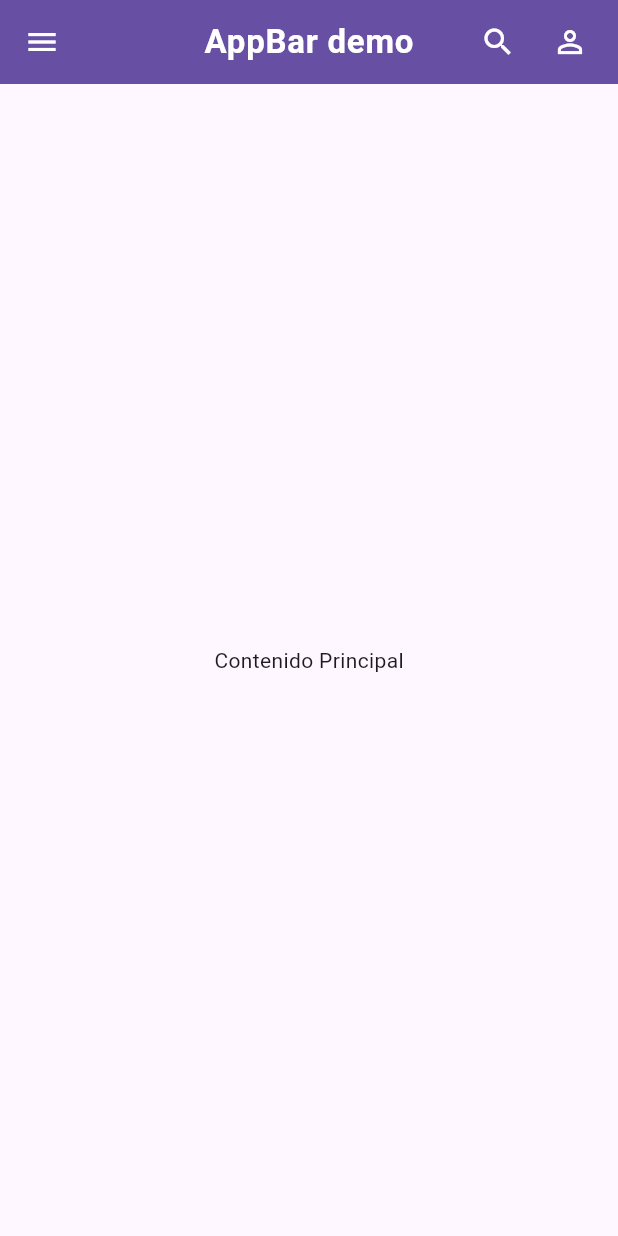
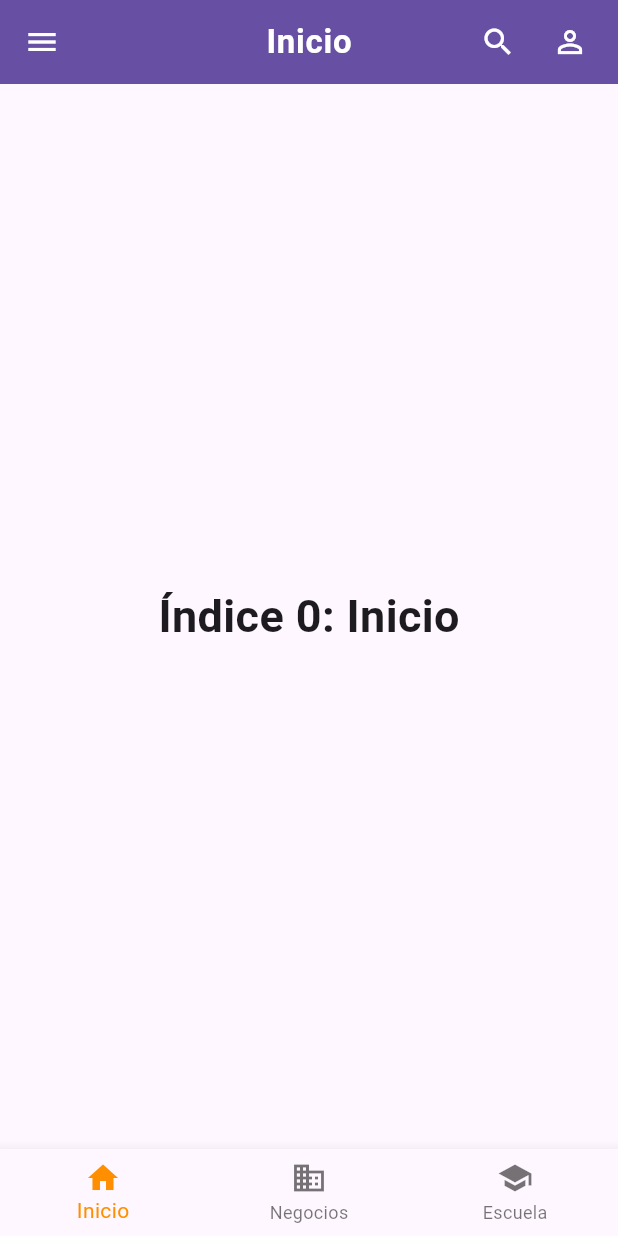
Before and after one commit to KingSadid/MM_Wireframe, a Flutter app: the screen it shows after launch, on a phone screen of 412 x 824 dp. Run offline on Flutter 3.47's test engine with Material 3 defaults, Android fonts, the light colour scheme and no system bars.

Commit message:
Refactor MainScreen to use StatefulWidget and implement bottom navigation

```diff
--- a/lib/main.dart
+++ b/lib/main.dart
@@ -10,7 +10,6 @@ class AppBarClass extends StatelessWidget {
   @override
   Widget build(BuildContext context) {
     return MaterialApp(
-
       title: 'Demostración de AppBar',
       debugShowCheckedModeBanner: false,
       theme: ThemeData(
@@ -22,14 +21,44 @@ class AppBarClass extends StatelessWidget {
   }
 }
 
-class MainScreen extends StatelessWidget {
+class MainScreen extends StatefulWidget {
   const MainScreen({super.key});
+
+  @override
+  State<MainScreen> createState() => _MainScreenState();
+}
+
+class _MainScreenState extends State<MainScreen> {
+  int _selectedIndex = 0;
+
+  static const TextStyle optionStyle = TextStyle(
+    fontSize: 30,
+    fontWeight: FontWeight.bold,
+  );
+
+  static const List<Widget> _widgetOptions = <Widget>[
+    Text('Índice 0: Inicio', style: optionStyle),
+    Text('Índice 1: Negocios', style: optionStyle),
+    Text('Índice 2: Escuela', style: optionStyle),
+  ];
+
+  static const List<String> _appBarTitles = <String>[
+    'Inicio',
+    'Negocios',
+    'Escuela',
+  ];
+
+  void _onItemTapped(int index) {
+    setState(() {
+      _selectedIndex = index;
+    });
+  }
 
   @override
   Widget build(BuildContext context) {
     return Scaffold(
       appBar: CustomAppBar(
-        title: 'AppBar demo',
+        title: _appBarTitles[_selectedIndex],
         onMenuPressed: () {
           debugPrint('Menú presionado');
         },
@@ -40,8 +69,27 @@ class MainScreen extends StatelessWidget {
           debugPrint('Perfil presionado');
         },
       ),
-      body: const Center(
-        child: Text('Contenido Principal'),
+      body: Center(
+        child: _widgetOptions.elementAt(_selectedIndex),
+      ),
+      bottomNavigationBar: BottomNavigationBar(
+        items: const <BottomNavigationBarItem>[
+          BottomNavigationBarItem(
+            icon: Icon(Icons.home),
+            label: 'Inicio',
+          ),
+          BottomNavigationBarItem(
+            icon: Icon(Icons.business),
+            label: 'Negocios',
+          ),
+          BottomNavigationBarItem(
+            icon: Icon(Icons.school),
+            label: 'Escuela',
+          ),
+        ],
+        currentIndex: _selectedIndex,
+        selectedItemColor: Colors.amber[800],
+        onTap: _onItemTapped,
       ),
     );
   }
```
